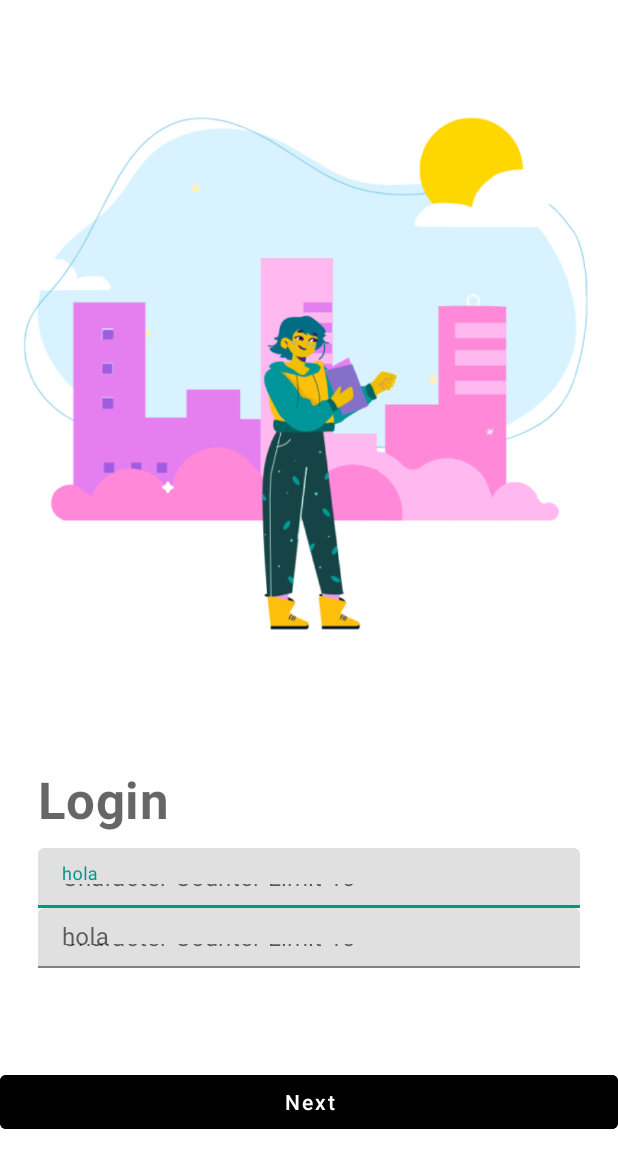
After one commit to DiegoDonoso000/Travelling, an Android app: the layout login.xml on its own in the app's theme, with its tools: preview values and no code run, on a phone screen of 412 x 824 dp. The commit adds this screen. Shown: the top 1168 px of the screen. Run offline under Robolectric (Android 15) with nearby library versions, the phone set to English and light mode, and no system bars.

Commit message:
Actualizaciones actividad 3

```diff
--- /dev/null
+++ b/app/src/main/res/layout/login.xml
@@ -0,0 +1,76 @@
+<?xml version="1.0" encoding="utf-8"?>
+<androidx.constraintlayout.widget.ConstraintLayout xmlns:android="http://schemas.android.com/apk/res/android"
+    xmlns:app="http://schemas.android.com/apk/res-auto"
+    xmlns:tools="http://schemas.android.com/tools"
+    android:id="@+id/onboarding_activity"
+    android:layout_width="match_parent"
+    android:layout_height="match_parent"
+    tools:context=".MainActivity">
+
+    <androidx.appcompat.widget.AppCompatImageView
+        android:id="@+id/nomads_city_tour_img"
+        android:layout_width="wrap_content"
+        android:layout_height="500dp"
+        android:scaleType="centerInside"
+        android:src="@drawable/nomads_city_tour"
+        app:layout_constraintStart_toStartOf="parent"
+        app:layout_constraintTop_toTopOf="parent"></androidx.appcompat.widget.AppCompatImageView>
+
+    <TextView
+        android:id="@+id/login_title1"
+        android:layout_width="match_parent"
+        android:layout_height="wrap_content"
+        android:layout_marginHorizontal="@dimen/margin_login_input"
+        android:paddingVertical="10dp"
+        android:text="@string/login_titulo"
+        android:textAppearance="?textAppearanceHeadline4"
+        android:textStyle="bold"
+        app:layout_constraintStart_toStartOf="parent"
+        app:layout_constraintTop_toBottomOf="@+id/nomads_city_tour_img"></TextView>
+
+    <com.google.android.material.textfield.TextInputLayout
+        android:id="@+id/login_usuari"
+        android:layout_width="match_parent"
+        android:layout_height="40dp"
+        android:layout_marginHorizontal="@dimen/margin_login_input"
+        android:hint="hola"
+        app:layout_constraintTop_toBottomOf="@+id/login_title1">
+
+        <com.google.android.material.textfield.TextInputEditText
+            android:layout_width="match_parent"
+            android:layout_height="wrap_content"
+
+            android:hint="Character Counter Limit 10"></com.google.android.material.textfield.TextInputEditText>
+    </com.google.android.material.textfield.TextInputLayout>
+
+    <com.google.android.material.textfield.TextInputLayout
+        android:id="@+id/login_password"
+        android:layout_width="match_parent"
+        android:layout_height="40dp"
+        android:layout_marginHorizontal="@dimen/margin_login_input"
+        android:hint="hola"
+        app:layout_constraintTop_toBottomOf="@+id/login_usuari">
+
+        <com.google.android.material.textfield.TextInputEditText
+            android:layout_width="match_parent"
+            android:layout_height="wrap_content"
+            android:hint="Character Counter Limit 10">
+        </com.google.android.material.textfield.TextInputEditText>
+    </com.google.android.material.textfield.TextInputLayout>
+
+
+    <com.google.android.material.button.MaterialButton
+        android:id="@+id/onboard_button_next"
+        style="@style/Widget.MaterialComponents.Button.TextButton"
+        android:layout_width="match_parent"
+        android:layout_height="wrap_content"
+        android:backgroundTint="@color/black"
+        android:text="@string/next_button"
+        android:textAllCaps="false"
+        android:textColor="@color/white"
+        app:layout_constraintBottom_toBottomOf="parent"
+        app:layout_constraintStart_toStartOf="parent"
+        app:layout_constraintTop_toBottomOf="@+id/login_password" />
+
+
+</androidx.constraintlayout.widget.ConstraintLayout>
--- /dev/null
+++ b/app/src/main/res/values/dimen.xml
@@ -0,0 +1,4 @@
+<?xml version="1.0" encoding="utf-8"?>
+<resources>
+    <dimen name="margin_login_input">25dp</dimen>
+</resources>
--- a/app/src/main/res/values/strings.xml
+++ b/app/src/main/res/values/strings.xml
@@ -13,5 +13,6 @@
     <string name="btn_face">face</string>
     <string name="home_title">Upcoming meetups</string>
     <string name="next_button">Next</string>
+    <string name="login_titulo">Login</string>
 
 </resources>
```
Also changed, not shown: app/src/main/res/drawable/nomads_city_tour.png (added).
